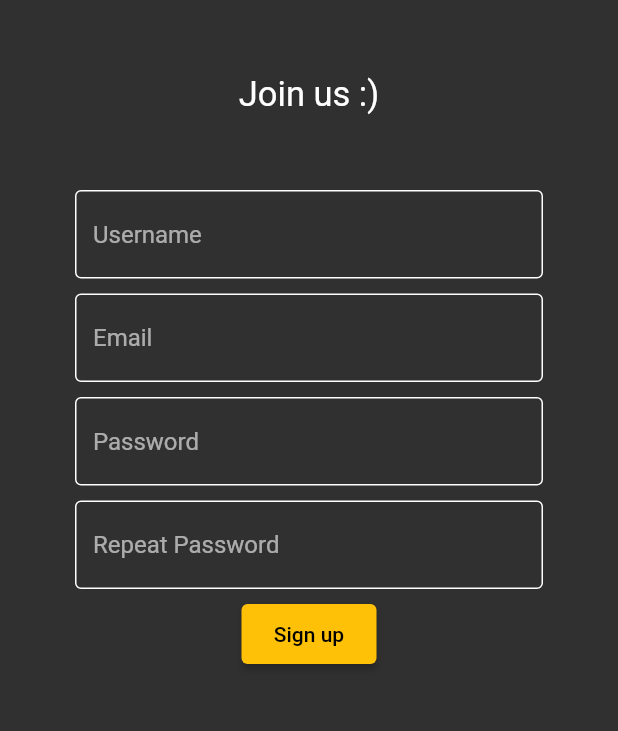
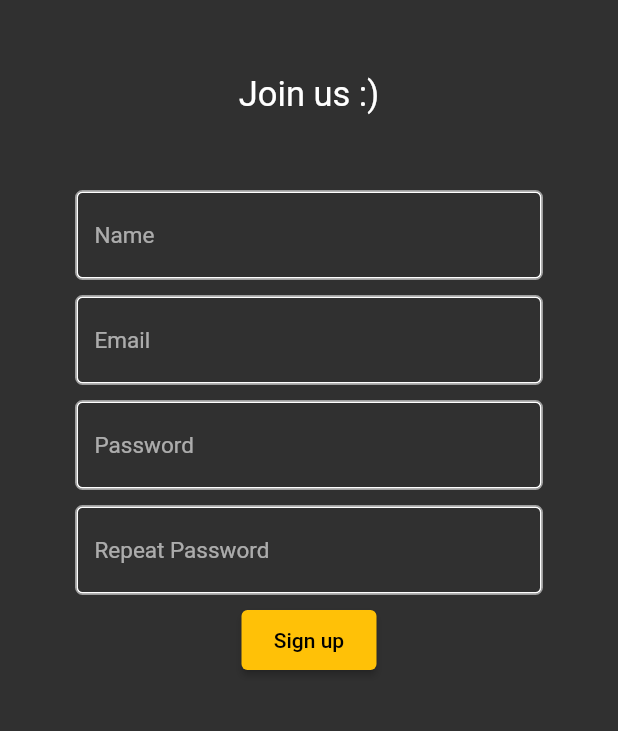
Before and after one commit to SamuTheCoder/StickTogether, a Flutter app: the screen it shows after launch, after a tap on "Sign Up", on a phone screen of 412 x 824 dp, the part 200-931 px from its top. Run offline on Flutter 3.47's test engine with Material 2 defaults, Android fonts, the phone set to English and light mode, and no system bars; our stand-ins replace flutter_map, latlong2, sqflite; missing offline and left inert: dart:html; accounts and stored records are empty.

Commit message:
Default text fields removed, text fields added

```diff
--- a/stick_together_app/lib/archive/accountArchive.dart
+++ b/stick_together_app/lib/archive/accountArchive.dart
@@ -17,13 +17,13 @@ class AccountAcrchive extends ChangeNotifier {
   }
 
   _getAccount() async {
-    db = await DB.instance.database;
+    //db = await DB.instance.database;
     List acnt = await db.query('account');
     notifyListeners();
   }
 
   setData(List<Position> user) async {
-    db = await DB.instance.database;
+    //db = await DB.instance.database;
     db.update('account',
         {'userName': user[0], 'email': user[1], 'password': user[2]});
     notifyListeners();
--- /dev/null
+++ b/stick_together_app/lib/friends_page.dart
@@ -0,0 +1,15 @@
+import 'package:flutter/material.dart';
+
+class FriendsPage extends StatefulWidget {
+  const FriendsPage({super.key});
+
+  @override
+  State<FriendsPage> createState() => _FriendsPageState();
+}
+
+class _FriendsPageState extends State<FriendsPage> {
+  @override
+  Widget build(BuildContext context) {
+    return Container();
+  }
+}
--- a/stick_together_app/lib/login_page.dart
+++ b/stick_together_app/lib/login_page.dart
@@ -28,18 +28,49 @@ class LoginPage extends StatelessWidget {
             SizedBox(
               height: 50,
             ),
-            DefaultTextField(
-                controller: _usernameController,
-                hintText: 'Username',
-                obscureText: false),
-
+            Padding(
+              padding: EdgeInsets.symmetric(horizontal: 50),
+              child: Container(
+                decoration: BoxDecoration(
+                    border: Border.all(color: Colors.grey, width: 1),
+                    borderRadius: BorderRadius.circular(5)),
+                child: TextField(
+                  controller: _usernameController,
+                  obscureText: false,
+                  style: TextStyle(fontSize: 15),
+                  decoration: InputDecoration(
+                    enabledBorder: const OutlineInputBorder(
+                        borderSide: BorderSide(color: Colors.white)),
+                    focusedBorder: const OutlineInputBorder(
+                        borderSide: BorderSide(color: Colors.amber)),
+                    hintText: "Username",
+                  ),
+                ),
+              ),
+            ),
             const SizedBox(
               height: 10,
             ),
-            DefaultTextField(
-                controller: _passwordController,
-                hintText: 'Password',
-                obscureText: true),
+            Padding(
+              padding: EdgeInsets.symmetric(horizontal: 50),
+              child: Container(
+                decoration: BoxDecoration(
+                    border: Border.all(color: Colors.grey, width: 1),
+                    borderRadius: BorderRadius.circular(5)),
+                child: TextField(
+                  controller: _passwordController,
+                  obscureText: true,
+                  style: TextStyle(fontSize: 15),
+                  decoration: InputDecoration(
+                    enabledBorder: const OutlineInputBorder(
+                        borderSide: BorderSide(color: Colors.white)),
+                    focusedBorder: const OutlineInputBorder(
+                        borderSide: BorderSide(color: Colors.amber)),
+                    hintText: "Password",
+                  ),
+                ),
+              ),
+            ),
 
             //forgot password
             const SizedBox(
--- a/stick_together_app/lib/register_page.dart
+++ b/stick_together_app/lib/register_page.dart
@@ -2,10 +2,10 @@ import 'package:flutter/material.dart';
 import 'package:stick_together_app/components/textfield.dart';
 
 class RegisterPage extends StatelessWidget {
-  final usernameController = TextEditingController();
-  final emailController = TextEditingController();
-  final passwordController = TextEditingController();
-  final repeatPasswordController = TextEditingController();
+  final _nameController = TextEditingController();
+  final _emailController = TextEditingController();
+  final _passwordController = TextEditingController();
+  final _repeatPasswordController = TextEditingController();
 
   RegisterPage({super.key});
 
@@ -37,32 +37,96 @@ class RegisterPage extends StatelessWidget {
             SizedBox(
               height: 50,
             ),
-            DefaultTextField(
-                controller: usernameController,
-                hintText: 'Username',
-                obscureText: false),
+            Padding(
+              padding: EdgeInsets.symmetric(horizontal: 50),
+              child: Container(
+                decoration: BoxDecoration(
+                    border: Border.all(color: Colors.grey, width: 1),
+                    borderRadius: BorderRadius.circular(5)),
+                child: TextField(
+                  controller: _nameController,
+                  obscureText: false,
+                  style: TextStyle(fontSize: 15),
+                  decoration: InputDecoration(
+                    enabledBorder: const OutlineInputBorder(
+                        borderSide: BorderSide(color: Colors.white)),
+                    focusedBorder: const OutlineInputBorder(
+                        borderSide: BorderSide(color: Colors.amber)),
+                    hintText: "Name",
+                  ),
+                ),
+              ),
+            ),
             const SizedBox(
               height: 10,
             ),
-            DefaultTextField(
-                controller: emailController,
-                hintText: 'Email',
-                obscureText: false),
+            Padding(
+              padding: EdgeInsets.symmetric(horizontal: 50),
+              child: Container(
+                decoration: BoxDecoration(
+                    border: Border.all(color: Colors.grey, width: 1),
+                    borderRadius: BorderRadius.circular(5)),
+                child: TextField(
+                  controller: _emailController,
+                  obscureText: false,
+                  style: TextStyle(fontSize: 15),
+                  decoration: InputDecoration(
+                    enabledBorder: const OutlineInputBorder(
+                        borderSide: BorderSide(color: Colors.white)),
+                    focusedBorder: const OutlineInputBorder(
+                        borderSide: BorderSide(color: Colors.amber)),
+                    hintText: "Email",
+                  ),
+                ),
+              ),
+            ),
             const SizedBox(
               height: 10,
             ),
-            DefaultTextField(
-                controller: passwordController,
-                hintText: 'Password',
-                obscureText: true),
+            Padding(
+              padding: EdgeInsets.symmetric(horizontal: 50),
+              child: Container(
+                decoration: BoxDecoration(
+                    border: Border.all(color: Colors.grey, width: 1),
+                    borderRadius: BorderRadius.circular(5)),
+                child: TextField(
+                  controller: _passwordController,
+                  obscureText: true,
+                  style: TextStyle(fontSize: 15),
+                  decoration: InputDecoration(
+                    enabledBorder: const OutlineInputBorder(
+                        borderSide: BorderSide(color: Colors.white)),
+                    focusedBorder: const OutlineInputBorder(
+                        borderSide: BorderSide(color: Colors.amber)),
+                    hintText: "Password",
+                  ),
+                ),
+              ),
+            ),
 
             const SizedBox(
               height: 10,
             ),
-            DefaultTextField(
-                controller: repeatPasswordController,
-                hintText: 'Repeat Password',
-                obscureText: true),
+            Padding(
+              padding: EdgeInsets.symmetric(horizontal: 50),
+              child: Container(
+                decoration: BoxDecoration(
+                    border: Border.all(color: Colors.grey, width: 1),
+                    borderRadius: BorderRadius.circular(5)),
+                child: TextField(
+                  controller: _repeatPasswordController,
+                  obscureText: true,
+                  style: TextStyle(fontSize: 15),
+                  decoration: InputDecoration(
+                    enabledBorder: const OutlineInputBorder(
+                        borderSide: BorderSide(color: Colors.white)),
+                    focusedBorder: const OutlineInputBorder(
+                        borderSide: BorderSide(color: Colors.amber)),
+                    hintText: "Repeat Password",
+                  ),
+                ),
+              ),
+            ),
 
             const SizedBox(
               height: 10,
```
